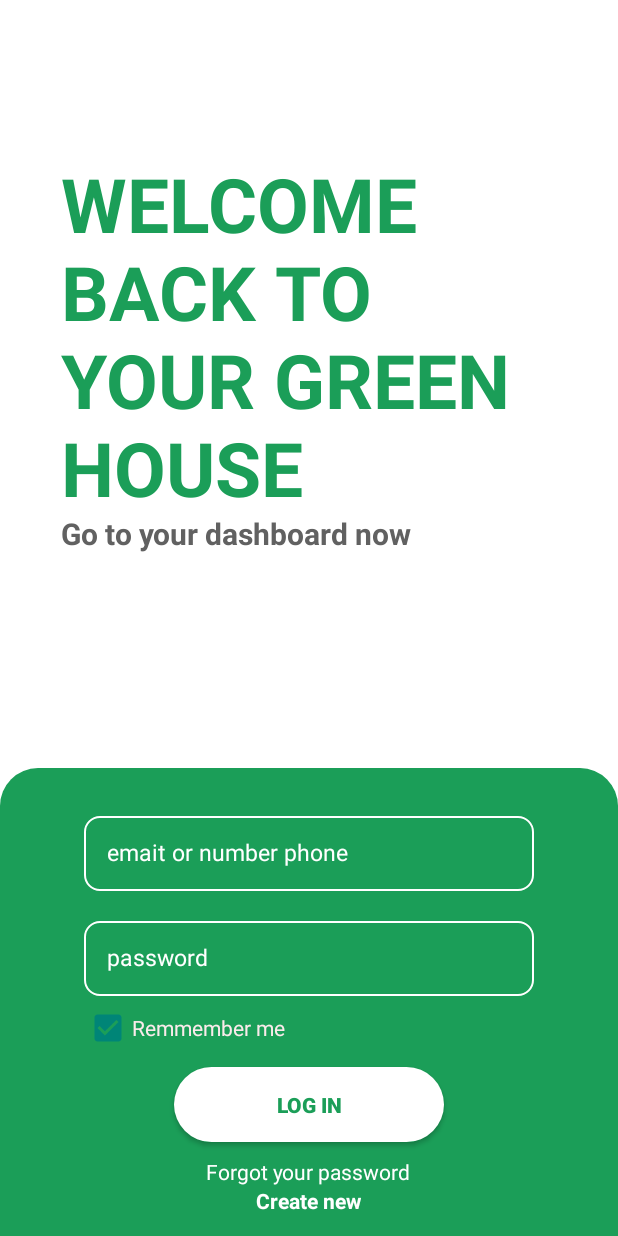
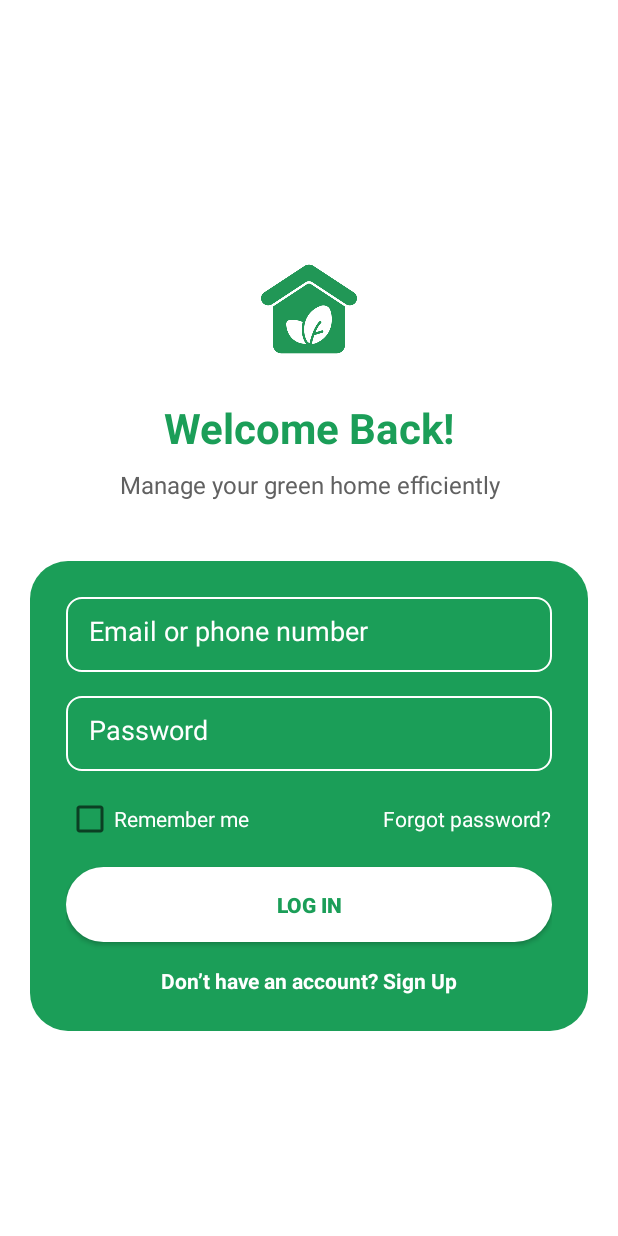
Before and after one commit to yahiabenotmanee/My-green-house, an Android app: the screen it shows after launch (Login_activity), on a phone screen of 412 x 824 dp. Run offline under Robolectric (Android 15) with nearby library versions, the phone set to English and light mode, and no system bars.

Commit message:
v6 new login design

```diff
--- a/app/src/main/res/layout/activity_login.xml
+++ b/app/src/main/res/layout/activity_login.xml
@@ -1,5 +1,6 @@
 <?xml version="1.0" encoding="utf-8"?>
-<androidx.constraintlayout.widget.ConstraintLayout xmlns:android="http://schemas.android.com/apk/res/android"
+<androidx.constraintlayout.widget.ConstraintLayout
+    xmlns:android="http://schemas.android.com/apk/res/android"
     xmlns:app="http://schemas.android.com/apk/res-auto"
     xmlns:tools="http://schemas.android.com/tools"
     android:layout_width="match_parent"
@@ -7,120 +8,124 @@
     android:background="@color/white"
     tools:context=".Login_activity">
 
-
     <LinearLayout
         android:layout_width="match_parent"
         android:layout_height="match_parent"
         android:gravity="center"
-        android:orientation="vertical">
+        android:orientation="vertical"
+        android:padding="20dp">
 
+        <!-- Logo (Centered & Better Sizing) -->
         <ImageView
             android:id="@+id/imageViewSCAN"
-            android:layout_width="30dp"
-            android:layout_height="30dp"
-
-            android:layout_marginTop="60dp"
-            android:layout_marginLeft="150dp"
+            android:layout_width="80dp"
+            android:layout_height="80dp"
+            android:layout_marginTop="30dp"
+            android:src="@drawable/eco"
             />
 
+        <!-- Welcome Message (More Balanced) -->
         <TextView
-            android:layout_width="330dp"
-            android:layout_height="240dp"
-            android:text="WELCOME BACK TO YOUR GREEN HOUSE"
-            android:textSize="50dp"
-            android:textStyle="bold"
+            android:layout_width="match_parent"
+            android:layout_height="wrap_content"
+            android:layout_marginTop="20dp"
+            android:text="Welcome Back!"
+            android:textAlignment="center"
             android:textColor="@color/green"
-            android:layout_marginTop="50dp" />
+            android:textSize="28sp"
+            android:textStyle="bold" />
 
         <TextView
-            android:layout_width="330dp"
-            android:layout_height="70dp"
-            android:text="Go to your dashboard now "
-            android:textSize="20dp"
-            android:textStyle="bold"
-            android:textColor="@color/text_color_description"/>
+            android:layout_width="match_parent"
+            android:layout_height="wrap_content"
+            android:layout_marginTop="8dp"
+            android:text="Manage your green home efficiently"
+            android:textAlignment="center"
+            android:textColor="@color/text_color_description"
+            android:textSize="16sp" />
 
-
+        <!-- Login Form (Better Spacing) -->
         <LinearLayout
             android:layout_width="match_parent"
-            android:layout_height="350dp"
+            android:layout_height="wrap_content"
+            android:layout_marginTop="40dp"
+            android:background="@drawable/bachground_button_green"
             android:orientation="vertical"
-            android:gravity="center"
-            android:background="@drawable/bachground_button_green"
-            android:layout_marginTop="100dp">
+            android:padding="24dp">
 
+            <!-- Email Input -->
             <EditText
                 android:id="@+id/editEMAIL1"
-                android:layout_width="300dp"
+                android:layout_width="match_parent"
                 android:layout_height="50dp"
+                android:layout_marginBottom="16dp"
                 android:background="@drawable/input_strock_white"
-                android:ems="10"
-                android:hint="emait or number phone"
-                android:inputType="text"
-                android:minHeight="48dp"
+                android:hint="Email or phone number"
+                android:inputType="textEmailAddress|phone"
                 android:padding="15dp"
                 android:textColor="@color/white"
-                android:textColorHint="@color/white"
-                android:textSize="15dp"
-                android:layout_margin="20dp"
-                />
+                android:textColorHint="@color/white" />
 
+            <!-- Password Input -->
             <EditText
                 android:id="@+id/editPassword1"
-                android:layout_width="300dp"
+                android:layout_width="match_parent"
                 android:layout_height="50dp"
+                android:layout_marginBottom="16dp"
                 android:background="@drawable/input_strock_white"
-                android:hint="password"
+                android:hint="Password"
                 android:inputType="textPassword"
-                android:minHeight="48dp"
                 android:padding="15dp"
-                android:textColor="@color/Black2"
-                android:textColorHint="@color/white"
-                android:textSize="15dp"
-                android:layout_marginBottom="5dp" />
+                android:textColor="@color/white"
+                android:textColorHint="@color/white" />
 
-            <CheckBox
-                android:id="@+id/checkBox_agree"
-                android:layout_width="200dp"
+            <!-- Remember Me & Forgot Password -->
+            <LinearLayout
+                android:layout_width="match_parent"
                 android:layout_height="wrap_content"
-                android:text="Remmember me "
-                android:layout_marginRight="50dp"
-                android:textColor="@color/pink1"
-                android:layout_marginBottom="10dp"
-                android:checked="true"
-                android:outlineSpotShadowColor="@color/Pup"/>
+                android:layout_marginBottom="16dp"
+                android:orientation="horizontal">
 
+                <CheckBox
+                    android:id="@+id/checkBox_agree"
+                    android:layout_width="wrap_content"
+                    android:layout_height="wrap_content"
+                    android:text="Remember me"
+                    android:textColor="@color/white" />
+
+                <Space
+                    android:layout_width="0dp"
+                    android:layout_height="1dp"
+                    android:layout_weight="1" />
+
+                <TextView
+                    android:id="@+id/tx_forgot"
+                    android:layout_width="wrap_content"
+                    android:layout_height="wrap_content"
+                    android:text="Forgot password?"
+                    android:textColor="@color/white" />
+            </LinearLayout>
+
+            <!-- Login Button -->
             <Button
                 android:id="@+id/button_login1"
-                android:layout_width="180dp"
+                android:layout_width="match_parent"
                 android:layout_height="50dp"
+                android:layout_marginBottom="16dp"
                 android:background="@drawable/btn_white"
-                android:text="Log in"
+                android:text="Log In"
                 android:textColor="@color/green"
-                android:textStyle="bold"
-                android:layout_marginBottom="10dp"/>
+                android:textStyle="bold" />
 
-            <TextView
-                android:id="@+id/tx_forgot"
-                android:layout_width="wrap_content"
-                android:layout_height="wrap_content"
-                android:text="Forgot your password"
-                android:textColor="@color/white"
-
-                android:layout_marginBottom="0dp" />
-
+            <!-- Sign Up Link -->
             <TextView
                 android:id="@+id/tx_creat"
-                android:layout_width="wrap_content"
+                android:layout_width="match_parent"
                 android:layout_height="wrap_content"
-                android:text="Create new"
-                android:textStyle="bold"
+                android:gravity="center"
+                android:text="Don’t have an account? Sign Up"
                 android:textColor="@color/white"
-                android:layout_marginBottom="40dp" />
-
+                android:textStyle="bold" />
         </LinearLayout>
-
-
     </LinearLayout>
-
 </androidx.constraintlayout.widget.ConstraintLayout>
```
